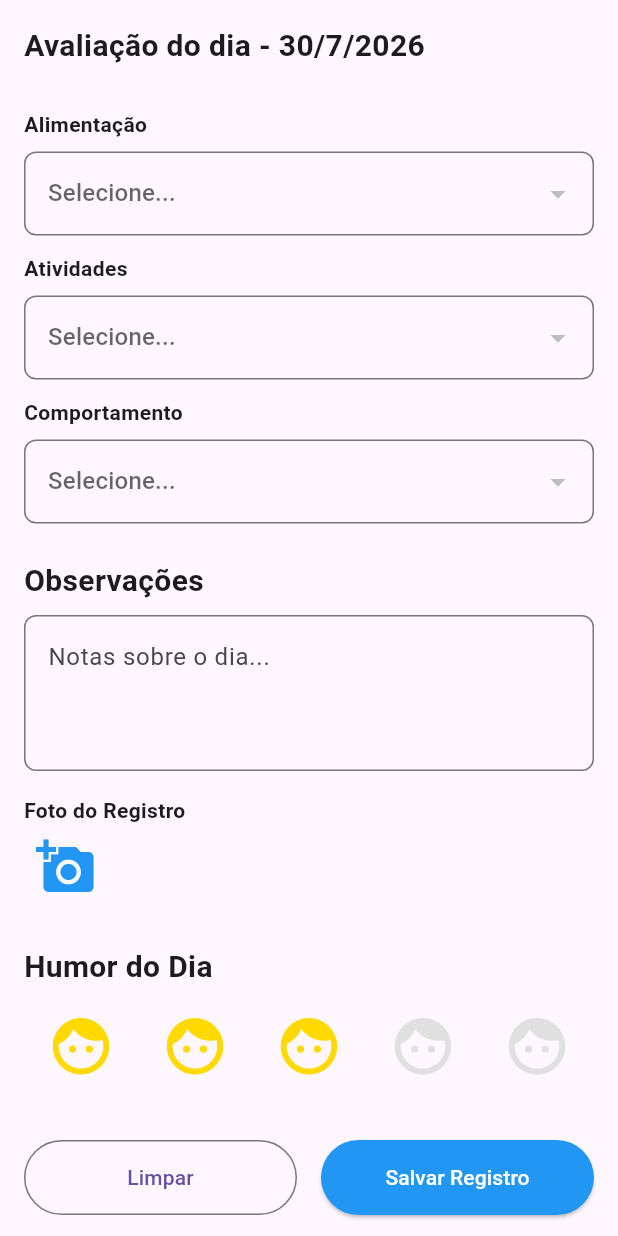
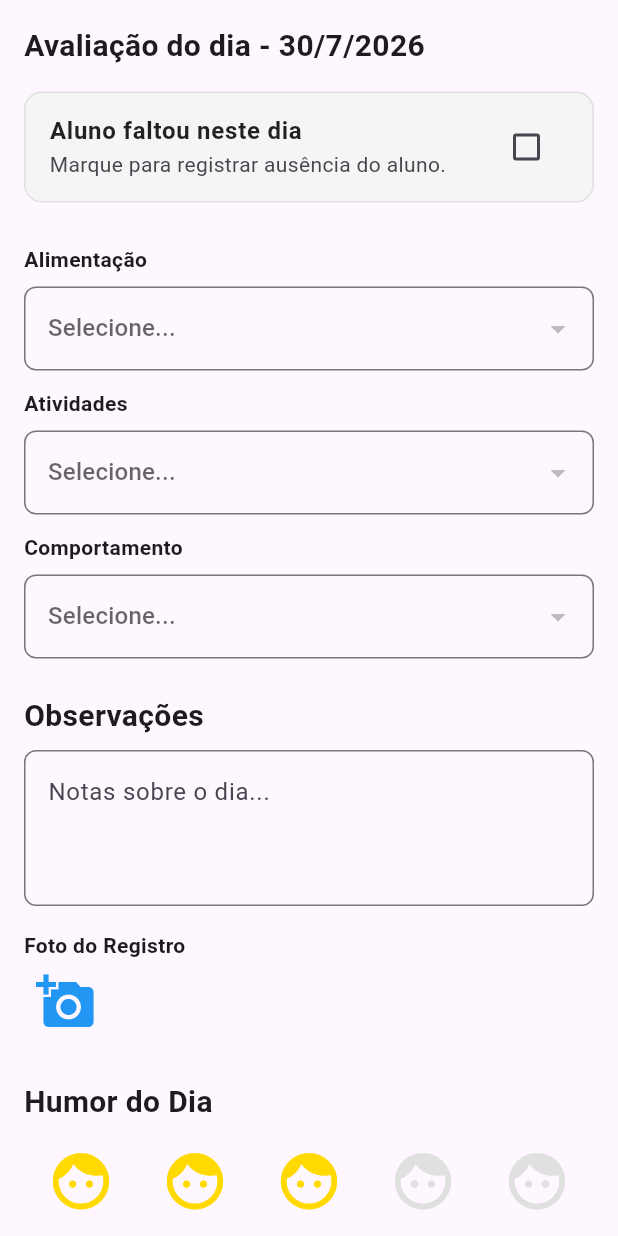
Before and after one commit to kaue-fernandescp/TEAgenda, a Flutter app: the CalendarPage screen opened directly with empty values, after a tap on an icon or button, on a phone screen of 412 x 824 dp. Run offline on Flutter 3.47's test engine with Material 3 defaults, Android fonts, the light colour scheme and no system bars; our stand-ins replace drift, flutter_svg, get, image_picker, mask_text_input_formatter, open_filex and 4 more; missing offline and left inert: cpf_cnpj_validator, excel; accounts and stored records are empty; generated files the repository leaves out were written again.

Commit message:
Add files via upload
Adição de checkbox para marcar se o aluno faltou ou não.
Criado uma coluna na tabela registros chamada "reg_falta".
Caso a checkbox seja marcada, as demais colunas vão ficar como NULL.

```diff
--- a/lib/pages/functions/add_page.dart
+++ b/lib/pages/functions/add_page.dart
@@ -23,6 +23,7 @@ class _AddPageState extends State<AddPage> {
   final TextEditingController _observationController = TextEditingController();
   File? _imagemSelecionada;
 
+  bool _alunoFaltou = false;
   int? _idAlimentacao;
   int? _idAtividade;
   int? _idComportamento;
@@ -49,6 +50,7 @@ class _AddPageState extends State<AddPage> {
       _idAtividade = reg['reg_atividade'];
       _idComportamento = reg['reg_comportamento'];
       _idHumor = reg['reg_humor'] ?? 3;
+      _alunoFaltou = reg['reg_falta'] ?? false;
     }
     _carregarDados();
   }
@@ -71,6 +73,8 @@ class _AddPageState extends State<AddPage> {
   }
 
   Future<void> _pickImage() async {
+    if (_alunoFaltou) return;
+
     final picker = ImagePicker();
     final XFile? pickedFile = await picker.pickImage(
       source: ImageSource.gallery,
@@ -85,6 +89,7 @@ class _AddPageState extends State<AddPage> {
   }
 
   Future<void> _salvarRegistro() async {
+    if (!_alunoFaltou) {
       if (_idAlimentacao == null ||
           _idAtividade == null ||
           _idComportamento == null) {
@@ -98,17 +103,18 @@ class _AddPageState extends State<AddPage> {
         );
         return;
       }
+    }
 
     final registroDados = {
       'reg_aluno': widget.alunoId,
-      'reg_alimentacao': _idAlimentacao,
-      'reg_atividade': _idAtividade,
-      'reg_comportamento': _idComportamento,
-      'reg_humor': _idHumor,
-      'reg_observacao': _observationController.text.trim(),
-      // VERIFICAR COM O DIEGO
+      'reg_falta': _alunoFaltou,
+      'reg_alimentacao': _alunoFaltou ? null : _idAlimentacao,
+      'reg_atividade': _alunoFaltou ? null : _idAtividade,
+      'reg_comportamento': _alunoFaltou ? null : _idComportamento,
+      'reg_humor': _alunoFaltou ? null : _idHumor,
+      'reg_observacao': _alunoFaltou ? 'ALUNO FALTOU' : _observationController.text.trim(),
       if (widget.registroDia == null && widget.dataSelecionada != null)
-        'reg_created_at': widget.dataSelecionada!.toIso8601String(),
+        'reg_created_at': widget.dataSelecionada!.toUtc().toIso8601String(),
     };
 
     try {
@@ -118,26 +124,30 @@ class _AddPageState extends State<AddPage> {
             .update(registroDados)
             .eq('reg_id', widget.registroDia!['reg_id']);
 
+        if (mounted) {
           ScaffoldMessenger.of(context).showSnackBar(
             const SnackBar(
               content: Text('Registro atualizado com sucesso!'),
               backgroundColor: Colors.green,
             ),
           );
-
           Navigator.of(context).pop();
+        }
       } else {
         await supabase.from('registros').insert(registroDados);
 
+        if (mounted) {
           ScaffoldMessenger.of(context).showSnackBar(
             const SnackBar(
               content: Text('Registro salvo com sucesso!'),
               backgroundColor: Colors.green,
             ),
           );
+        }
         _resetForm();
       }
     } catch (e) {
+      if (mounted) {
         ScaffoldMessenger.of(context).showSnackBar(
           SnackBar(
             content: Text('Erro ao salvar: $e'),
@@ -146,9 +156,11 @@ class _AddPageState extends State<AddPage> {
         );
       }
     }
+  }
 
   void _resetForm() {
     setState(() {
+      _alunoFaltou = false;
       _idAlimentacao = null;
       _idAtividade = null;
       _idComportamento = null;
@@ -220,6 +232,42 @@ class _AddPageState extends State<AddPage> {
               ),
               const SizedBox(height: 16),
 
+              Container(
+                decoration: BoxDecoration(
+                  color: _alunoFaltou ? Colors.red.shade50 : Colors.grey.shade100,
+                  borderRadius: BorderRadius.circular(12),
+                  border: Border.all(
+                    color: _alunoFaltou ? Colors.red.shade300 : Colors.grey.shade300,
+                  ),
+                ),
+                child: CheckboxListTile(
+                  title: Text(
+                    'Aluno faltou neste dia',
+                    style: TextStyle(
+                      fontWeight: FontWeight.bold,
+                      color: _alunoFaltou ? Colors.red.shade900 : Colors.black87,
+                    ),
+                  ),
+                  subtitle: const Text('Marque para registrar ausência do aluno.'),
+                  value: _alunoFaltou,
+                  activeColor: Colors.red,
+                  onChanged: (bool? val) {
+                    setState(() {
+                      _alunoFaltou = val ?? false;
+                    });
+                  },
+                ),
+              ),
+
+              const SizedBox(height: 16),
+
+              Opacity(
+                opacity: _alunoFaltou ? 0.4 : 1.0,
+                child: AbsorbPointer(
+                  absorbing: _alunoFaltou,
+                  child: Column(
+                    crossAxisAlignment: CrossAxisAlignment.start,
+                    children: [
                       _buildLabel("Alimentação"),
                       _buildDropdown(
                         _opcaoAlimentacao,
@@ -302,6 +350,10 @@ class _AddPageState extends State<AddPage> {
                             ),
                         ],
                       ),
+                    ],
+                  ),
+                ),
+              ),
 
               const SizedBox(height: 40),
 
@@ -367,7 +419,7 @@ class _AddPageState extends State<AddPage> {
           child: Text(nome.toString()),
         );
       }).toList(),
-      onChanged: onChanged,
+      onChanged: _alunoFaltou ? null : onChanged,
     );
   }
 }
--- a/lib/pages/functions/calendar_controller.dart
+++ b/lib/pages/functions/calendar_controller.dart
@@ -66,6 +66,10 @@ class CalendarController extends GetxController {
   final reg = _recordsByDate[day];
   if (reg == null) return Colors.transparent;
 
+  if (reg['reg_falta'] == true) {
+    return Colors.grey.shade600;
+  }
+
   switch (reg['reg_humor']) {
     case 1: return const Color(0xFFD40000); // Muito Ruim
     case 2: return const Color(0xFFD87A00); // Ruim
--- a/lib/pages/functions/calendar_page.dart
+++ b/lib/pages/functions/calendar_page.dart
@@ -204,6 +204,58 @@ class CalendarPage extends StatelessWidget {
       );
     }
 
+    final bool _alunoFaltou = record['reg_falta'] ?? false;
+
+    if (_alunoFaltou) {
+      return Padding(
+        padding: const EdgeInsets.symmetric(horizontal: 16.0),
+        child: Column(
+          children: [
+            _buildRecordCard(
+              title: "Observação do Dia",
+              content: record['reg_observacao']?.toString().isNotEmpty == true
+                  ? record['reg_observacao'].toString()
+                  : "ALUNO FALTOU",
+              icon: Icons.notes,
+              iconColor: Colors.blue,
+            ),
+            const SizedBox(height: 16),
+            SizedBox(
+              width: double.infinity,
+              height: 50,
+              child: ElevatedButton.icon(
+                onPressed: () async {
+                  await Get.to(
+                    () => AddPage(
+                      alunoId: alunoId,
+                      registroDia: record,
+                      dataSelecionada: controller.selectedDay,
+                    ),
+                  );
+                  controller.fetchRecords();
+                },
+                icon: const Icon(Icons.edit, color: Colors.white),
+                label: const Text(
+                  'Editar Registro',
+                  style: TextStyle(
+                    fontSize: 16,
+                    fontWeight: FontWeight.bold,
+                    color: Colors.white,
+                  ),
+                ),
+                style: ElevatedButton.styleFrom(
+                  backgroundColor: Colors.blue,
+                  shape: RoundedRectangleBorder(
+                    borderRadius: BorderRadius.circular(12),
+                  ),
+                ),
+              ),
+            ),
+          ],
+        ),
+      );
+    }
+
     final String alimentacaoStatus = record['alimentacao'] != null
         ? record['alimentacao']['ali_status'] ?? 'Não informado'
         : 'Não informado';
```
Lines whose indentation alone changed are shown as unchanged.
